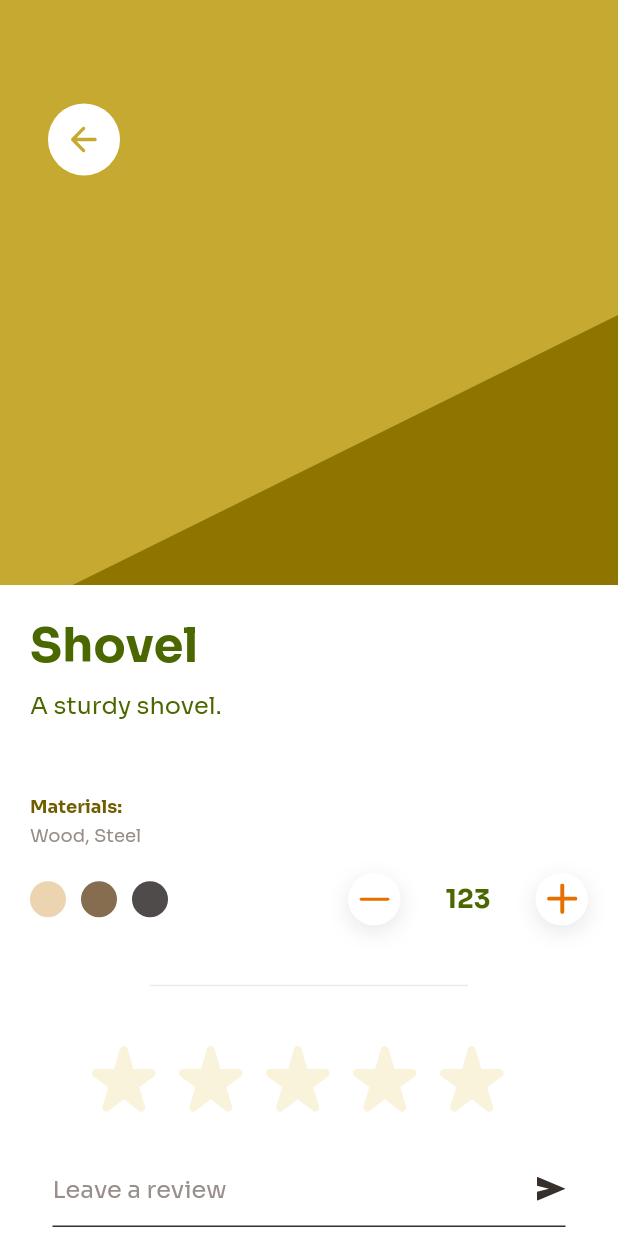
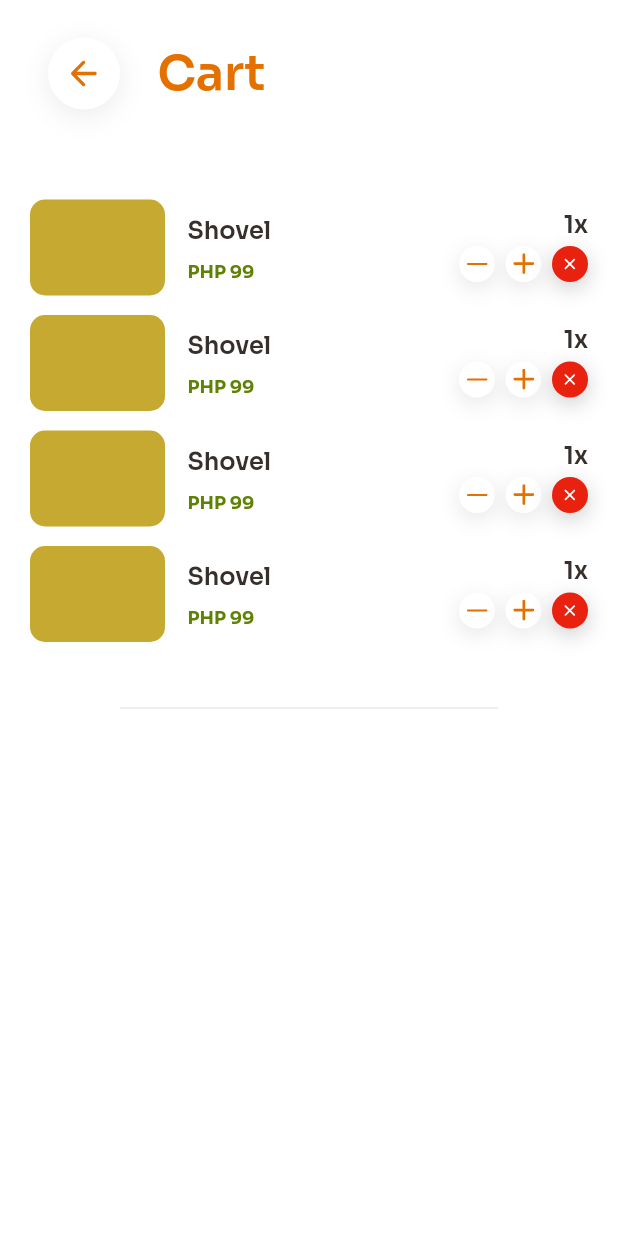
Before and after one commit to conraduouou/toolmart, a Flutter app: the screen it shows after launch, on a phone screen of 412 x 824 dp. Run offline on Flutter 3.47's test engine with Material 2 defaults, Android fonts, the phone set to English and light mode, and no system bars; our stand-ins replace flutter_svg.

Commit message:
+1: create cart item widget

```diff
--- a/lib/components/control_button.dart
+++ b/lib/components/control_button.dart
@@ -1,27 +1,54 @@
 import 'package:flutter/material.dart';
 import 'package:flutter_svg/svg.dart';
+import 'package:toolmart/color_schemes.g.dart';
 
 class ControlButton extends StatelessWidget {
   const ControlButton({
     super.key,
     this.onTap,
     required this.assetPath,
+    this.size,
+    this.color,
+    this.boxShadow,
   });
 
   final VoidCallback? onTap;
   final String assetPath;
+  final double? size;
+  final Color? color;
+  final List<BoxShadow>? boxShadow;
 
   const ControlButton.minus({
     super.key,
     this.onTap,
     this.assetPath = 'assets/icons/ic-minus.svg',
+    this.size,
+    this.color,
+    this.boxShadow,
   });
 
   const ControlButton.plus({
     super.key,
     this.onTap,
     this.assetPath = 'assets/icons/ic-plus.svg',
+    this.size,
+    this.color,
+    this.boxShadow,
   });
+
+  ControlButton.error({
+    super.key,
+    this.onTap,
+    this.assetPath = 'assets/icons/ic-cross.svg',
+    this.size,
+    this.color = kErrorColor,
+  }) : boxShadow = [
+          BoxShadow(
+            blurRadius: 12,
+            offset: const Offset(0, 4),
+            color: Colors.black.withAlpha((1 / 5 * 255).floor()),
+          ),
+        ];
 
   @override
   Widget build(BuildContext context) {
@@ -32,13 +59,14 @@ class ControlButton extends StatelessWidget {
       highlightColor: Colors.transparent,
       onTap: onTap,
       child: Container(
-        height: 35,
-        width: 35,
-        padding: const EdgeInsets.all(7),
+        height: size ?? 35,
+        width: size ?? 35,
+        padding: EdgeInsets.all(size != null ? size! / 5 : 7),
         decoration: BoxDecoration(
           shape: BoxShape.circle,
-          color: Colors.white,
-          boxShadow: [
+          color: color ?? Colors.white,
+          boxShadow: boxShadow ??
+              [
                 BoxShadow(
                   blurRadius: 12,
                   offset: const Offset(0, 4),
--- a/lib/components/toolmart_back_button.dart
+++ b/lib/components/toolmart_back_button.dart
@@ -6,9 +6,11 @@ class ToolMartBackButton extends StatelessWidget {
   const ToolMartBackButton({
     super.key,
     this.color,
+    this.boxShadow,
   });
 
   final Color? color;
+  final List<BoxShadow>? boxShadow;
 
   @override
   Widget build(BuildContext context) {
@@ -19,8 +21,11 @@ class ToolMartBackButton extends StatelessWidget {
       splashColor: Colors.transparent,
       onTap: () => Navigator.of(context).pop(context),
       child: Container(
-        decoration:
-            const BoxDecoration(shape: BoxShape.circle, color: Colors.white),
+        decoration: BoxDecoration(
+          shape: BoxShape.circle,
+          color: Colors.white,
+          boxShadow: boxShadow,
+        ),
         padding: const EdgeInsets.all(15),
         child: SvgPicture.asset(
           'assets/icons/ic-arrow.svg',
--- a/lib/landing_routes.dart
+++ b/lib/landing_routes.dart
@@ -1,4 +1,5 @@
 import 'package:flutter/material.dart';
+import 'package:toolmart/screens/cart/cart_screen.dart';
 import 'package:toolmart/screens/home/home_screen.dart';
 import 'package:toolmart/screens/item/item_screen.dart';
 import 'package:toolmart/screens/landing/landing_screen.dart';
@@ -10,6 +11,7 @@ class LandingRoutes {
     HomeScreen.id: (context) => const HomeScreen(),
     UserScreen.id: (context) => const UserScreen(),
     ItemScreen.id: (context) => const ItemScreen(),
+    CartScreen.id: (context) => const CartScreen(),
   };
 
   static Route<dynamic>? onGenerateRoute(RouteSettings settings) {
--- /dev/null
+++ b/lib/screens/cart/cart_screen.dart
@@ -0,0 +1,140 @@
+import 'package:flutter/material.dart';
+import 'package:toolmart/color_schemes.g.dart';
+import 'package:toolmart/components/control_button.dart';
+import 'package:toolmart/components/toolmart_back_button.dart';
+import 'package:toolmart/components/toolmart_divider.dart';
+import 'package:toolmart/constants.dart';
+import 'package:toolmart/screens/home/home_screen.dart';
+
+class CartScreen extends StatelessWidget {
+  const CartScreen({super.key});
+
+  static const id = '${HomeScreen.id}/cart';
+
+  @override
+  Widget build(BuildContext context) {
+    final topPadding = MediaQuery.of(context).viewPadding.top;
+
+    return Scaffold(
+      backgroundColor: Colors.white,
+      body: CustomScrollView(
+        physics: const BouncingScrollPhysics(),
+        slivers: [
+          SliverList(
+            delegate: SliverChildListDelegate([
+              SizedBox(height: topPadding + 25),
+              Row(
+                mainAxisSize: MainAxisSize.min,
+                children: [
+                  const SizedBox(width: 32),
+                  ToolMartBackButton(
+                    boxShadow: [
+                      BoxShadow(
+                        blurRadius: 15,
+                        offset: const Offset(0, 4),
+                        color: Colors.black.withAlpha((2 / 25 * 255).floor()),
+                      )
+                    ],
+                  ),
+                  const SizedBox(width: 25),
+                  Text(
+                    'Cart',
+                    style: kHeadlineStyle.copyWith(
+                      color: kPrimaryColor.shade60,
+                      fontWeight: FontWeight.w600,
+                    ),
+                  ),
+                ],
+              ),
+            ]),
+          ),
+          const SliverToBoxAdapter(child: SizedBox(height: 60)),
+          SliverList(
+            delegate: SliverChildListDelegate([
+              for (int i = 0; i < 4; i++)
+                Column(
+                  children: [
+                    const _CartItem(),
+                    i < 3 ? const SizedBox(height: 12) : Container(),
+                  ],
+                ),
+            ]),
+          ),
+          const SliverToBoxAdapter(child: ToolMartDivider(height: 86))
+        ],
+      ),
+    );
+  }
+}
+
+class _CartItem extends StatelessWidget {
+  const _CartItem();
+
+  @override
+  Widget build(BuildContext context) {
+    return Row(
+      crossAxisAlignment: CrossAxisAlignment.start,
+      children: [
+        const SizedBox(width: 20),
+        Container(
+          width: 90,
+          height: 64,
+          decoration: BoxDecoration(
+            borderRadius: BorderRadius.circular(10),
+            color: kTertiaryColor.shade70,
+          ),
+        ),
+        const SizedBox(width: 15),
+        Padding(
+          padding: const EdgeInsets.symmetric(vertical: 10),
+          child: Column(
+            crossAxisAlignment: CrossAxisAlignment.start,
+            children: [
+              Text(
+                'Shovel',
+                style: kBodyStyle.copyWith(
+                  color: kNeutralColor.shade20,
+                  fontWeight: FontWeight.w600,
+                ),
+              ),
+              const SizedBox(height: 10),
+              Text(
+                'PHP 99',
+                style: kLabelStyle.copyWith(
+                  color: kSecondaryColor.shade50,
+                ),
+              )
+            ],
+          ),
+        ),
+        const Spacer(),
+        Column(
+          crossAxisAlignment: CrossAxisAlignment.end,
+          mainAxisAlignment: MainAxisAlignment.start,
+          children: [
+            const SizedBox(height: 6),
+            Text(
+              '1x',
+              style: kBodyStyle.copyWith(
+                color: kNeutralColor.shade20,
+                fontWeight: FontWeight.w600,
+              ),
+            ),
+            const SizedBox(height: 5),
+            Row(
+              mainAxisSize: MainAxisSize.min,
+              children: [
+                const ControlButton.minus(size: 24),
+                const SizedBox(width: 7),
+                const ControlButton.plus(size: 24),
+                const SizedBox(width: 7),
+                ControlButton.error(size: 24)
+              ],
+            )
+          ],
+        ),
+        const SizedBox(width: 20)
+      ],
+    );
+  }
+}
--- a/lib/toolmart_app.dart
+++ b/lib/toolmart_app.dart
@@ -1,7 +1,7 @@
 import 'package:flutter/material.dart';
 import 'package:toolmart/color_schemes.g.dart';
 import 'package:toolmart/landing_routes.dart';
-import 'package:toolmart/screens/item/item_screen.dart';
+import 'package:toolmart/screens/cart/cart_screen.dart';
 
 class ToolMartApp extends StatelessWidget {
   const ToolMartApp({super.key});
@@ -21,7 +21,7 @@ class ToolMartApp extends StatelessWidget {
         ),
       ),
       title: 'ToolMart',
-      initialRoute: ItemScreen.id,
+      initialRoute: CartScreen.id,
       routes: LandingRoutes.routes,
       onGenerateRoute: LandingRoutes.onGenerateRoute,
     );
```
Also changed, not shown: assets/icons/ic-cross.png (deleted), assets/icons/ic-cross.svg (added). Lines whose indentation alone changed are shown as unchanged.
